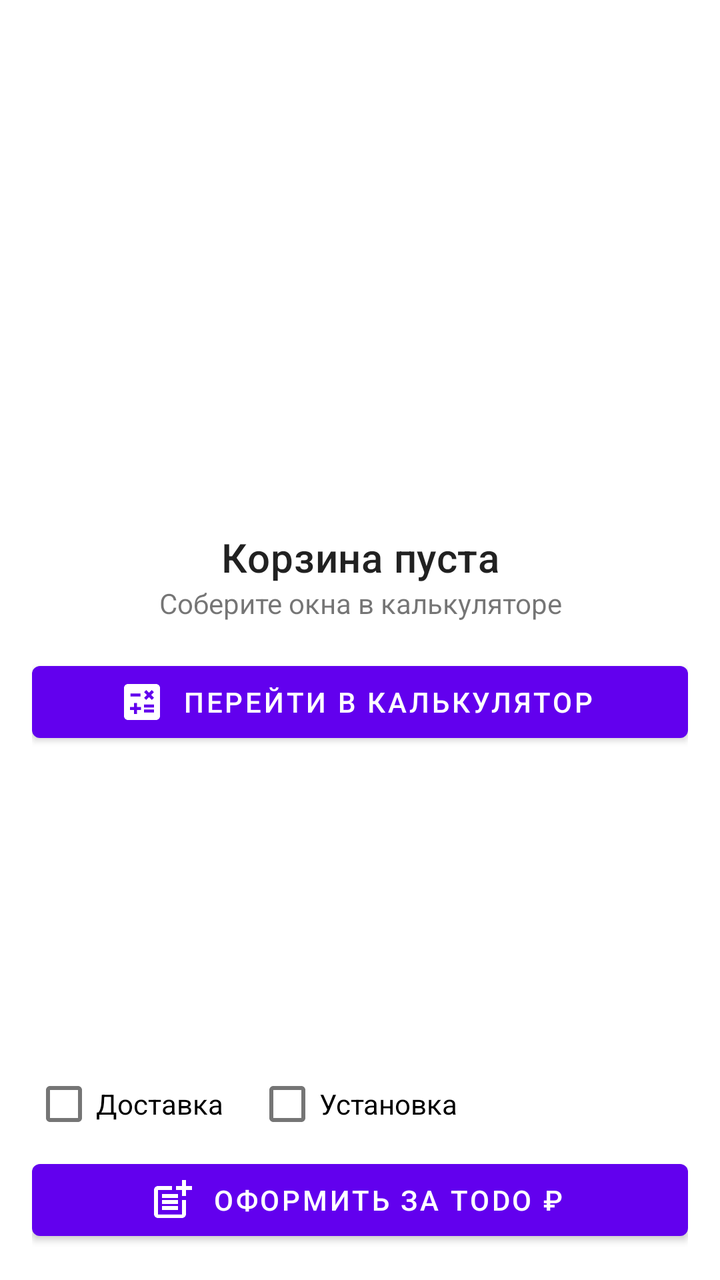
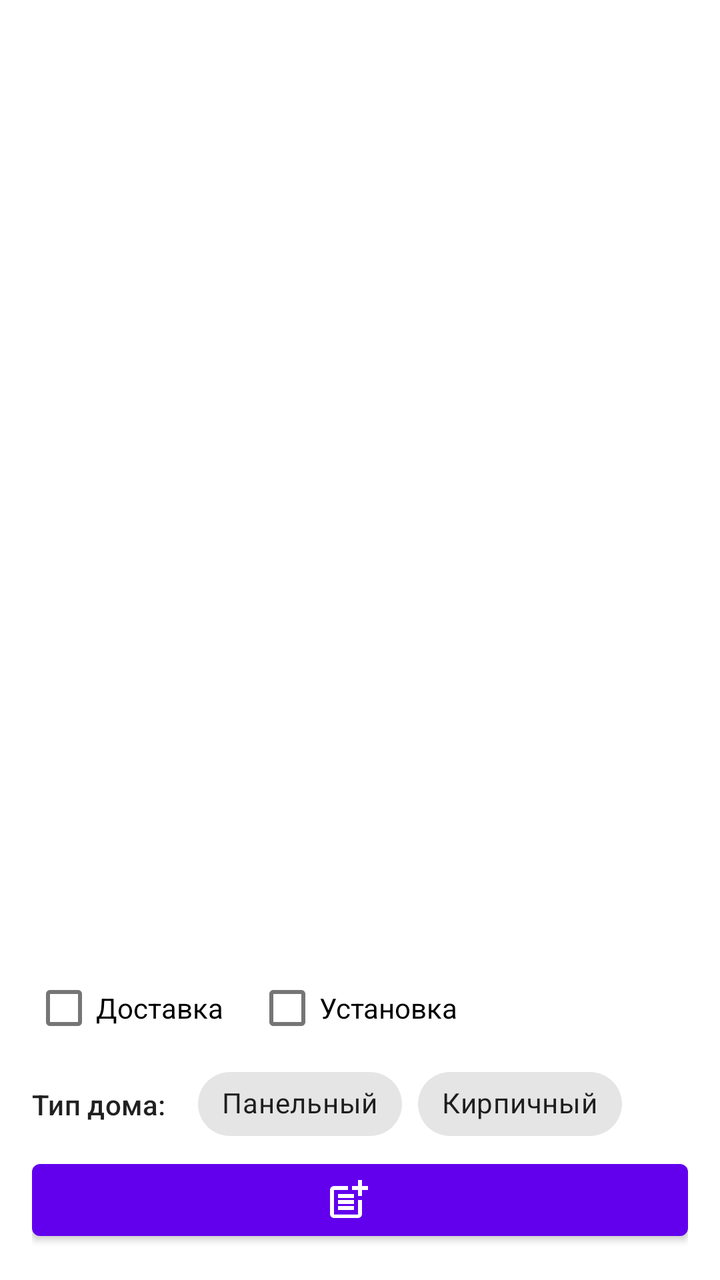

Before-and-after screenshots of an Android layout around one commit, followed by the original layout XML and the change that was made.
<!-- AndroidManifest.xml: application theme Theme.OknaServiceAndroidApp -->
<!-- res/layout/fragment_cart.xml -->
<?xml version="1.0" encoding="utf-8"?>
<androidx.constraintlayout.widget.ConstraintLayout xmlns:android="http://schemas.android.com/apk/res/android"
    xmlns:app="http://schemas.android.com/apk/res-auto"
    android:layout_width="match_parent"
    android:layout_height="match_parent">

    <androidx.recyclerview.widget.RecyclerView
        android:id="@+id/recycler_view"
        android:layout_width="0dp"
        android:layout_height="0dp"
        app:layoutManager="androidx.recyclerview.widget.LinearLayoutManager"
        app:layout_constraintBottom_toTopOf="@id/bottom_layout"
        app:layout_constraintEnd_toEndOf="parent"
        app:layout_constraintStart_toStartOf="parent"
        app:layout_constraintTop_toTopOf="parent" />

    <androidx.constraintlayout.widget.ConstraintLayout
        android:id="@+id/bottom_layout"
        android:layout_width="0dp"
        android:layout_height="wrap_content"
        android:layout_margin="@dimen/margin_medium"
        app:layout_constraintBottom_toBottomOf="parent"
        app:layout_constraintEnd_toEndOf="parent"
        app:layout_constraintStart_toStartOf="parent">

        <CheckBox
            android:id="@+id/delivery_check_box"
            android:layout_width="wrap_content"
            android:layout_height="wrap_content"
            android:text="@string/delivery"
            app:layout_constraintStart_toStartOf="parent"
            app:layout_constraintTop_toTopOf="parent" />

        <CheckBox
            android:id="@+id/installation_check_box"
            android:layout_width="wrap_content"
            android:layout_height="wrap_content"
            android:layout_marginStart="@dimen/margin_medium"
            android:text="@string/installation"
            app:layout_constraintStart_toEndOf="@id/delivery_check_box"
            app:layout_constraintTop_toTopOf="@id/delivery_check_box" />


        <Button
            style="@style/Widget.MaterialComponents.Button.Icon"
            android:layout_width="0dp"
            android:layout_height="wrap_content"
            android:text="@string/create_order_placeholder"
            app:icon="@drawable/ic_baseline_post_add_24"
            app:iconGravity="textStart"
            app:layout_constraintEnd_toEndOf="parent"
            app:layout_constraintStart_toStartOf="parent"
            app:layout_constraintTop_toBottomOf="@id/installation_check_box" />
    </androidx.constraintlayout.widget.ConstraintLayout>

    <androidx.constraintlayout.widget.ConstraintLayout
        android:id="@+id/empty_cart_layout"
        android:layout_width="0dp"
        android:layout_height="wrap_content"
        android:layout_marginStart="@dimen/margin_medium"
        android:layout_marginEnd="@dimen/margin_medium"
        app:layout_constraintBottom_toBottomOf="parent"
        app:layout_constraintEnd_toEndOf="parent"
        app:layout_constraintStart_toStartOf="parent"
        app:layout_constraintTop_toTopOf="parent">

        <TextView
            android:id="@+id/empty_cart_tite"
            android:layout_width="0dp"
            android:layout_height="wrap_content"
            android:text="@string/cart_is_empty"
            android:textAlignment="center"
            android:textAppearance="?textAppearanceHeadline6"
            app:layout_constraintEnd_toEndOf="parent"
            app:layout_constraintStart_toStartOf="parent"
            app:layout_constraintTop_toTopOf="parent" />

        <TextView
            android:id="@+id/empty_cart_description"
            android:layout_width="0dp"
            android:layout_height="wrap_content"
            android:text="@string/create_window_in_calculator"
            android:textAlignment="center"
            app:layout_constraintEnd_toEndOf="parent"
            app:layout_constraintStart_toStartOf="parent"
            app:layout_constraintTop_toBottomOf="@id/empty_cart_tite" />

        <Button
            android:id="@+id/go_to_calculator_button"
            style="@style/Widget.MaterialComponents.Button.Icon"
            android:layout_width="0dp"
            android:layout_height="wrap_content"
            android:layout_marginTop="@dimen/margin_medium"
            android:text="@string/go_to_calculator"
            app:icon="@drawable/ic_baseline_calculate_24"
            app:iconGravity="textStart"
            app:layout_constraintEnd_toEndOf="parent"
            app:layout_constraintStart_toStartOf="parent"
            app:layout_constraintTop_toBottomOf="@id/empty_cart_description" />
    </androidx.constraintlayout.widget.ConstraintLayout>
</androidx.constraintlayout.widget.ConstraintLayout>
<!-- resources referenced by this layout -->
<resources>
  <dimen name="margin_medium">16dp</dimen>
  <!-- drawable ic_baseline_calculate_24 (drawable) -->
  <vector xmlns:android="http://schemas.android.com/apk/res/android"
      android:width="24dp"
      android:height="24dp"
      android:viewportWidth="24"
      android:viewportHeight="24"
      android:tint="?attr/colorControlNormal">
    <path
        android:fillColor="@android:color/white"
        android:pathData="M19,3H5C3.9,3 3,3.9 3,5v14c0,1.1 0.9,2 2,2h14c1.1,0 2,-0.9 2,-2V5C21,3.9 20.1,3 19,3zM13.03,7.06L14.09,6l1.41,1.41L16.91,6l1.06,1.06l-1.41,1.41l1.41,1.41l-1.06,1.06L15.5,9.54l-1.41,1.41l-1.06,-1.06l1.41,-1.41L13.03,7.06zM6.25,7.72h5v1.5h-5V7.72zM11.5,16h-2v2H8v-2H6v-1.5h2v-2h1.5v2h2V16zM18,17.25h-5v-1.5h5V17.25zM18,14.75h-5v-1.5h5V14.75z"/>
  </vector>
  <!-- drawable ic_baseline_post_add_24 (drawable) -->
  <vector xmlns:android="http://schemas.android.com/apk/res/android"
      android:width="24dp"
      android:height="24dp"
      android:viewportWidth="24"
      android:viewportHeight="24"
      android:tint="?attr/colorControlNormal">
    <path
        android:fillColor="@android:color/white"
        android:pathData="M17,19.22H5V7h7V5H5C3.9,5 3,5.9 3,7v12c0,1.1 0.9,2 2,2h12c1.1,0 2,-0.9 2,-2v-7h-2V19.22z"/>
    <path
        android:fillColor="@android:color/white"
        android:pathData="M19,2h-2v3h-3c0.01,0.01 0,2 0,2h3v2.99c0.01,0.01 2,0 2,0V7h3V5h-3V2z"/>
    <path
        android:fillColor="@android:color/white"
        android:pathData="M7,9h8v2h-8z"/>
    <path
        android:fillColor="@android:color/white"
        android:pathData="M7,12l0,2l8,0l0,-2l-3,0z"/>
    <path
        android:fillColor="@android:color/white"
        android:pathData="M7,15h8v2h-8z"/>
  </vector>
  <string name="cart_is_empty">Корзина пуста</string>
  <string name="create_order_placeholder">Оформить за TODO ₽</string>
  <string name="create_window_in_calculator">Соберите окна в калькуляторе</string>
  <string name="delivery">Доставка</string>
  <string name="go_to_calculator">Перейти в калькулятор</string>
  <string name="installation">Установка</string>
  <style name="Theme.OknaServiceAndroidApp" parent="Theme.MaterialComponents.DayNight.DarkActionBar">
          
          <item name="colorPrimary">@color/purple_500</item>
          <item name="colorPrimaryVariant">@color/purple_700</item>
          <item name="colorOnPrimary">@color/white</item>
          
          <item name="colorSecondary">@color/teal_200</item>
          <item name="colorSecondaryVariant">@color/teal_700</item>
          <item name="colorOnSecondary">@color/black</item>
          
          <item name="android:statusBarColor" tools:targetApi="l">?attr/colorPrimaryVariant</item>
          
      </style>
  <color name="purple_500">#FF6200EE</color>
  <color name="purple_700">#FF3700B3</color>
  <color name="white">#FFFFFFFF</color>
  <color name="teal_200">#FF03DAC5</color>
  <color name="teal_700">#FF018786</color>
  <color name="black">#FF000000</color>
</resources>

<!-- the commit's change to res/layout/fragment_cart.xml (unified diff, before → after) -->
@@ -40,17 +40,54 @@
             app:layout_constraintStart_toEndOf="@id/delivery_check_box"
             app:layout_constraintTop_toTopOf="@id/delivery_check_box" />
 
+        <TextView
+            android:id="@+id/house_type_text_view"
+            android:layout_width="wrap_content"
+            android:layout_height="wrap_content"
+            android:text="@string/house_type"
+            android:textAppearance="?textAppearanceSubtitle2"
+            app:layout_constraintBottom_toBottomOf="@id/house_type_chip_group"
+            app:layout_constraintStart_toStartOf="parent"
+            app:layout_constraintTop_toTopOf="@id/house_type_chip_group" />
+
+        <com.google.android.material.chip.ChipGroup
+            android:id="@+id/house_type_chip_group"
+            android:layout_width="0dp"
+            android:layout_height="wrap_content"
+            android:layout_marginStart="@dimen/margin_medium"
+            app:layout_constraintEnd_toEndOf="parent"
+            app:layout_constraintStart_toEndOf="@id/house_type_text_view"
+            app:layout_constraintTop_toBottomOf="@id/delivery_check_box"
+            app:selectionRequired="true"
+            app:singleLine="true"
+            app:singleSelection="true">
+
+            <com.google.android.material.chip.Chip
+                android:id="@+id/prefab"
+                style="@style/Widget.MaterialComponents.Chip.Choice"
+                android:layout_width="wrap_content"
+                android:layout_height="wrap_content"
+                android:text="@string/prefab" />
+
+            <com.google.android.material.chip.Chip
+                android:id="@+id/brick"
+                style="@style/Widget.MaterialComponents.Chip.Choice"
+                android:layout_width="wrap_content"
+                android:layout_height="wrap_content"
+                android:text="@string/brick" />
+        </com.google.android.material.chip.ChipGroup>
+
 
         <Button
+            android:id="@+id/create_order_button"
             style="@style/Widget.MaterialComponents.Button.Icon"
             android:layout_width="0dp"
             android:layout_height="wrap_content"
-            android:text="@string/create_order_placeholder"
             app:icon="@drawable/ic_baseline_post_add_24"
             app:iconGravity="textStart"
             app:layout_constraintEnd_toEndOf="parent"
             app:layout_constraintStart_toStartOf="parent"
-            app:layout_constraintTop_toBottomOf="@id/installation_check_box" />
+            app:layout_constraintTop_toBottomOf="@id/house_type_chip_group" />
     </androidx.constraintlayout.widget.ConstraintLayout>
 
     <androidx.constraintlayout.widget.ConstraintLayout
@@ -59,6 +96,7 @@
         android:layout_height="wrap_content"
         android:layout_marginStart="@dimen/margin_medium"
         android:layout_marginEnd="@dimen/margin_medium"
+        android:visibility="gone"
         app:layout_constraintBottom_toBottomOf="parent"
         app:layout_constraintEnd_toEndOf="parent"
         app:layout_constraintStart_toStartOf="parent"
<!-- resource entries referenced after the edit -->
@@ -35,12 +35,14 @@
         android:fillColor="@android:color/white"
         android:pathData="M7,15h8v2h-8z"/>
   </vector>
+  <string name="brick">Кирпичный</string>
   <string name="cart_is_empty">Корзина пуста</string>
-  <string name="create_order_placeholder">Оформить за TODO ₽</string>
   <string name="create_window_in_calculator">Соберите окна в калькуляторе</string>
   <string name="delivery">Доставка</string>
   <string name="go_to_calculator">Перейти в калькулятор</string>
+  <string name="house_type">Тип дома:</string>
   <string name="installation">Установка</string>
+  <string name="prefab">Панельный</string>
   <style name="Theme.OknaServiceAndroidApp" parent="Theme.MaterialComponents.DayNight.DarkActionBar">
           
           <item name="colorPrimary">@color/purple_500</item>
